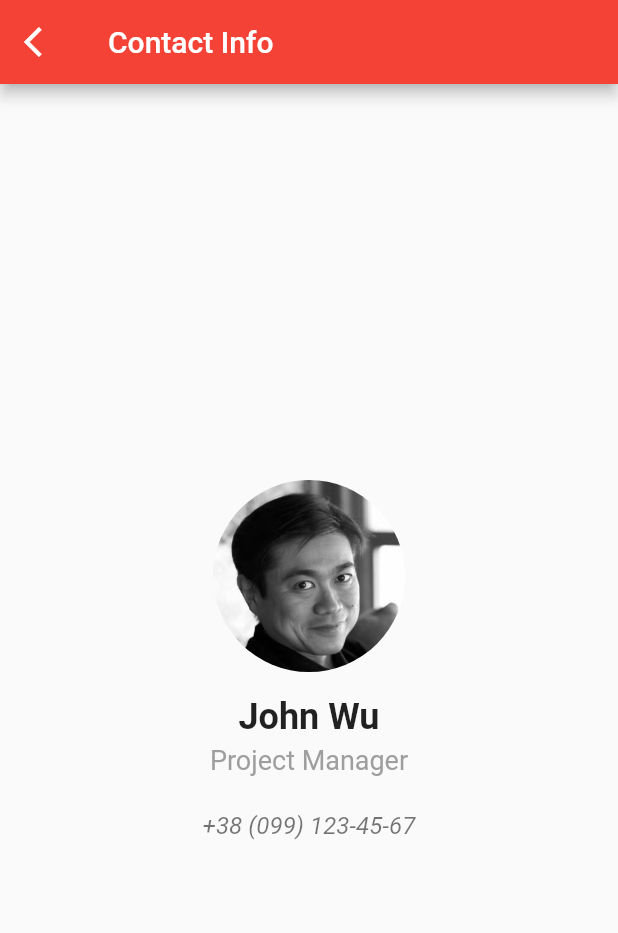
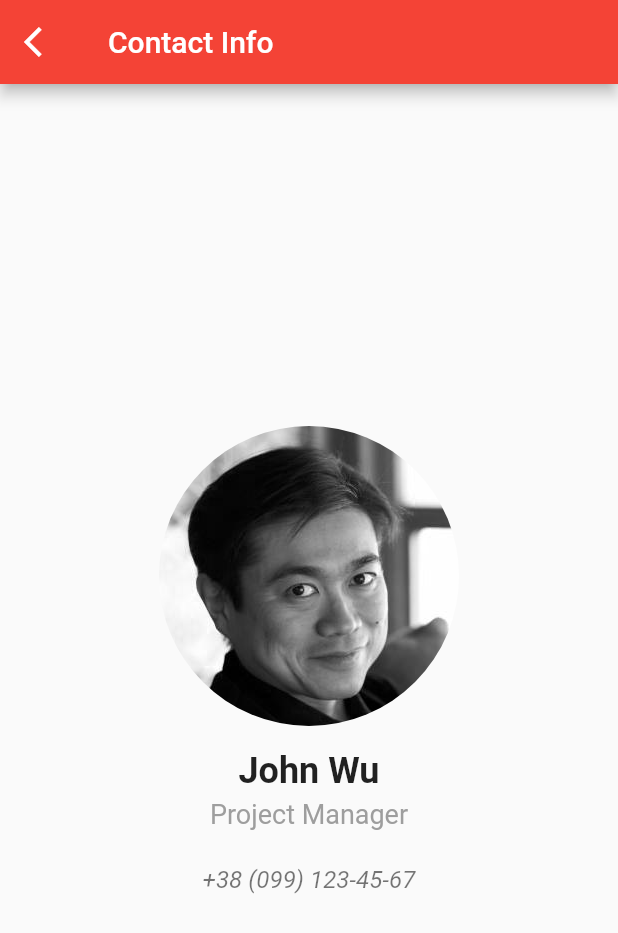
Before and after one commit to viacheslav-sheviakov/nure_flutter, a Flutter app: the screen it shows after launch, after a tap on an icon or button, on a phone screen of 412 x 824 dp. Shown: the top 933 px of the screen. Run offline on Flutter 3.47's test engine with Material 2 defaults, Android fonts, the phone set to English and light mode, and no system bars.

Commit message:
LESSON-1: First app update

```diff
--- a/first_app/lib/ui/pages/contact_page.dart
+++ b/first_app/lib/ui/pages/contact_page.dart
@@ -50,10 +50,12 @@ class ContactPage extends StatelessWidget {
 
   Widget _buildContactPicture() {
     return Center(
-      child: ProfilePicture(
+      child: Hero(
         tag: contact.uniqueTag,
-        assetPath: contact.imageAssetPath,
-        size: 128.0,
+        child: ProfilePicture(
+          assetPath: contact.imageAssetPath,
+          size: 200.0,
+        ),
       ),
     );
   }
--- a/first_app/lib/ui/pages/home_page.dart
+++ b/first_app/lib/ui/pages/home_page.dart
@@ -15,6 +15,7 @@ class _HomePageState extends State<HomePage> {
     return Scaffold(
       appBar: AppBar(
         title: Text(AppStrings.homePageTitle),
+        centerTitle: true,
       ),
       body: SingleChildScrollView(
         child: Column(
--- a/first_app/lib/ui/views/contact_tile.dart
+++ b/first_app/lib/ui/views/contact_tile.dart
@@ -2,6 +2,7 @@ import 'package:first_app/mocks/contacts_mock.dart';
 import 'package:first_app/models/contact.dart';
 import 'package:first_app/ui/pages/contact_page.dart';
 import 'package:first_app/ui/views/profile_picture.dart';
+import 'package:flutter/cupertino.dart';
 import 'package:flutter/material.dart';
 
 class ContactTile extends StatelessWidget {
@@ -16,18 +17,22 @@ class ContactTile extends StatelessWidget {
   @override
   Widget build(BuildContext context) {
     return InkWell(
+      highlightColor: Theme.of(context).primaryColorLight,
+      splashColor: Theme.of(context).primaryColor,
       onTap: () {
         Navigator.of(context).push(
-          MaterialPageRoute(builder: (_) => ContactPage(contact: _contact)),
+          CupertinoPageRoute(builder: (_) => ContactPage(contact: _contact)),
         );
       },
       child: Padding(
         padding: EdgeInsets.all(16.0),
         child: Row(
           children: [
-            ProfilePicture(
+            Hero(
               tag: _contact.uniqueTag,
-              assetPath: _contact.imageAssetPath,
+              child: ProfilePicture(
+                assetPath: _contact.imageAssetPath,
+              ),
             ),
             SizedBox(width: 22.0),
             Expanded(
--- a/first_app/lib/ui/views/profile_picture.dart
+++ b/first_app/lib/ui/views/profile_picture.dart
@@ -2,26 +2,21 @@ import 'package:first_app/ui/views/rounded_corners.dart';
 import 'package:flutter/material.dart';
 
 class ProfilePicture extends StatelessWidget {
-  final String tag;
   final String assetPath;
   final double size;
 
   const ProfilePicture({
     Key key,
-    @required this.tag,
     @required this.assetPath,
     this.size = 48.0,
   }) : super(key: key);
 
   @override
   Widget build(BuildContext context) {
-    return Hero(
-      tag: tag,
-      child: RoundedCorners(
-        child: Container(
-          width: size,
-          child: Image.asset(assetPath),
-        ),
+    return RoundedCorners(
+      child: Container(
+        width: size,
+        child: Image.asset(assetPath),
       ),
     );
   }
```
